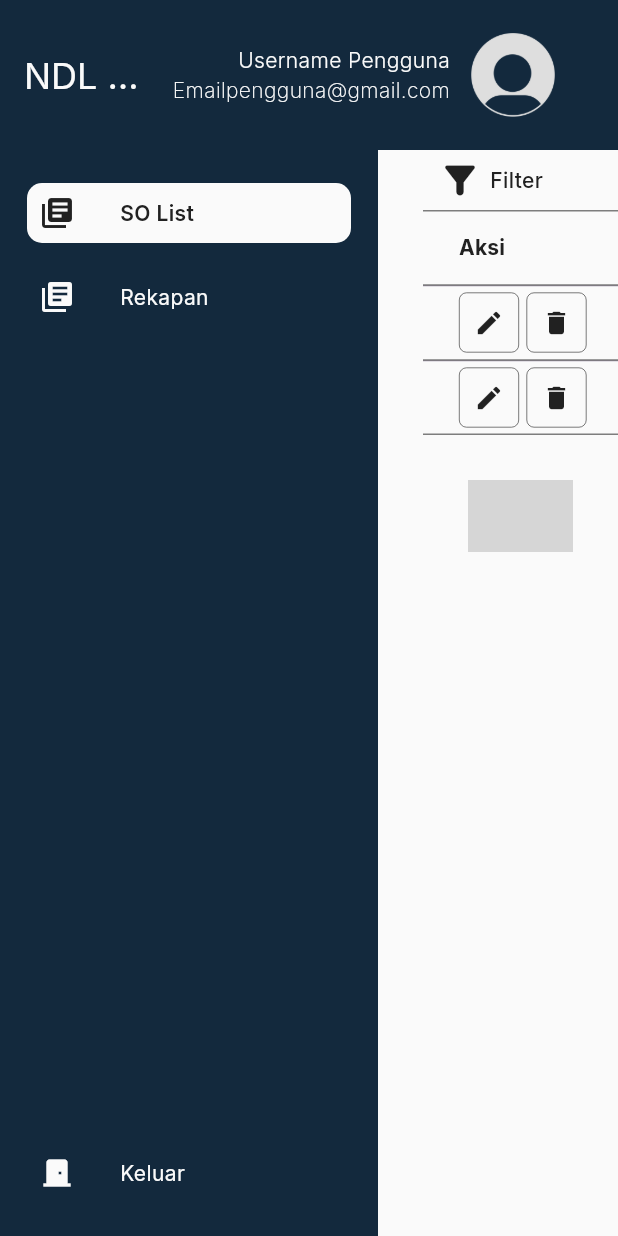
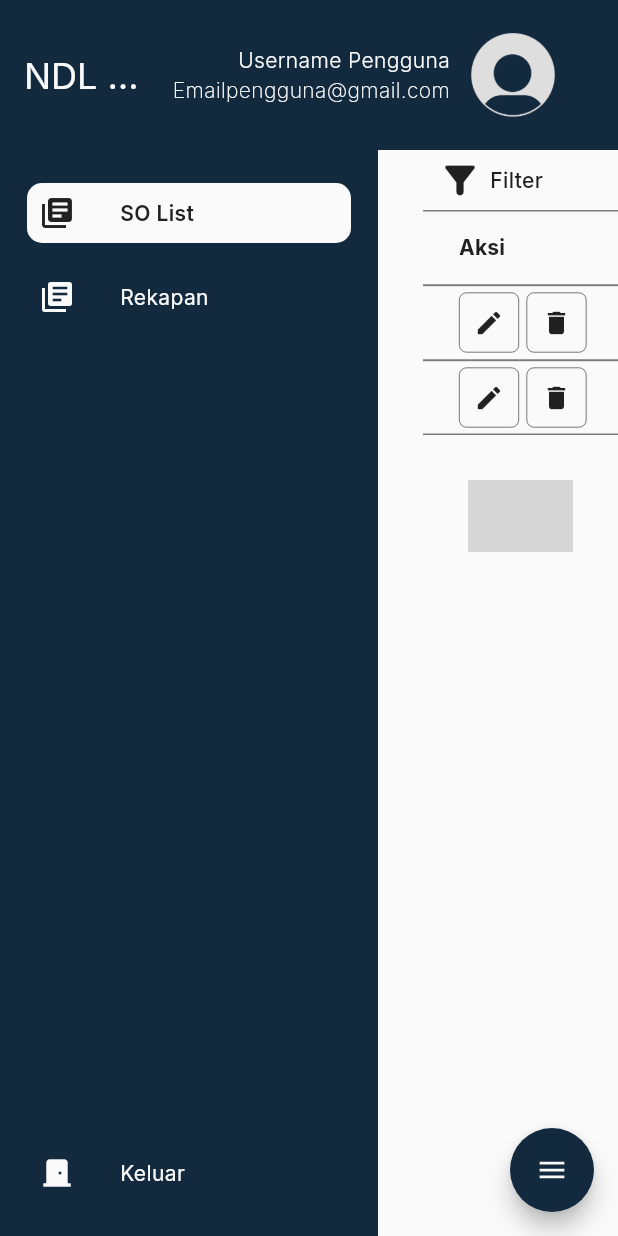
Before and after one commit to Codistrict/ndlproject_desktop, a Flutter app: the screen it shows after launch, on a phone screen of 412 x 824 dp. Run offline on Flutter 3.47's test engine with Material 2 defaults, Android fonts, the phone set to English and light mode, and no system bars; drawn by our look-alikes of flutter_speed_dial, sidebarx; our stand-ins replace dropdown_search, flutter_typeahead, google_fonts, responsive_framework, shared_preferences, syncfusion_flutter_datagrid; missing offline and left inert: number_paginator; grey boxes are pictures that could not be loaded.

Commit message:
Update ui_ndl.dart

```diff
--- a/lib/pages/ndl/ui_ndl.dart
+++ b/lib/pages/ndl/ui_ndl.dart
@@ -1,6 +1,7 @@
 import 'dart:ui';
 
 import 'package:flutter/material.dart';
+import 'package:flutter_speed_dial/flutter_speed_dial.dart';
 import 'package:google_fonts/google_fonts.dart';
 import 'package:intl/intl.dart';
 import 'package:ndlproject_desktop/pages/widgets/textview.dart';
@@ -401,7 +402,8 @@ class _NdlPageState extends State<NdlPage> {
                                       datRow1("S", 2, context),
                                       datRow1("0001", 2, context),
                                       datRow1("Reyner", 2, context),
-                                    datRow1("Ikan Laut sALMON 70g", 2, context),
+                                      datRow1(
+                                          "Ikan Laut sALMON 70g", 2, context),
                                       datRow1("3SS + Sealed", 2, context),
                                       datRow1("1", 2, context),
                                       datRow1("", 2, context),
@@ -415,11 +417,13 @@ class _NdlPageState extends State<NdlPage> {
                                       datRow1("", 2, context),
                                       datRow1("", 2, context),
                                       datRow1("8", 2, context),
-                                    datRow4("PET", "15", "u", "1.16", context),
+                                      datRow4(
+                                          "PET", "15", "u", "1.16", context),
                                       datRow1("0.760", 2, context),
                                       datRow1("", 2, context),
                                       datRow1("-0.760", 2, context),
-                                    datRow4("PE1", "80", "u", "0.92", context),
+                                      datRow4(
+                                          "PE1", "80", "u", "0.92", context),
                                       datRow1("0.760", 2, context),
                                       datRow1("", 2, context),
                                       datRow1("-0.760", 2, context),
@@ -518,7 +522,8 @@ class _NdlPageState extends State<NdlPage> {
                                                 context: context,
                                                 builder: (context) {
                                                   return StatefulBuilder(
-                                                  builder: (context, setState) {
+                                                    builder:
+                                                        (context, setState) {
                                                       return Dialog(
                                                         shape:
                                                             RoundedRectangleBorder(
@@ -571,7 +576,8 @@ class _NdlPageState extends State<NdlPage> {
                                                                     ),
                                                                   ),
                                                                   SizedBox(
-                                                                    height: 25),
+                                                                      height:
+                                                                          25),
                                                                   const Center(
                                                                     child:
                                                                         TextView(
@@ -580,8 +586,7 @@ class _NdlPageState extends State<NdlPage> {
                                                                       color:
                                                                           darkText,
                                                                       size: 18,
-                                                                    weight:
-                                                                        FontWeight
+                                                                      weight: FontWeight
                                                                           .w700,
                                                                     ),
                                                                   ),
@@ -597,10 +602,8 @@ class _NdlPageState extends State<NdlPage> {
                                                                         style: TextButton
                                                                             .styleFrom(
                                                                           padding: const EdgeInsets.symmetric(
-                                                                            horizontal:
-                                                                                55,
-                                                                            vertical:
-                                                                                22),
+                                                                              horizontal: 55,
+                                                                              vertical: 22),
                                                                           primary:
                                                                               Colors.white,
                                                                           backgroundColor:
@@ -640,8 +643,7 @@ class _NdlPageState extends State<NdlPage> {
                                                                         style: ElevatedButton.styleFrom(
                                                                             padding: const EdgeInsets.symmetric(horizontal: 55, vertical: 22),
                                                                             shape: RoundedRectangleBorder(
-                                                                            borderRadius:
-                                                                                BorderRadius.circular(5),
+                                                                              borderRadius: BorderRadius.circular(5),
                                                                             ),
                                                                             side: const BorderSide(
                                                                                 width: 2, // the thickness
@@ -728,7 +730,51 @@ class _NdlPageState extends State<NdlPage> {
             ],
           ),
         ),
-    ));
+      ),
+      floatingActionButton: customFAB(),
+    );
+  }
+
+  customFAB() {
+    return SpeedDial(
+      animatedIcon: AnimatedIcons.menu_close,
+      animatedIconTheme: const IconThemeData(size: 22, color: primaryColor),
+      backgroundColor: secondaryColor,
+      visible: true,
+      curve: Curves.bounceIn,
+      children: [
+        // FAB 1
+        SpeedDialChild(
+            child: const Icon(
+              Icons.download,
+              color: primaryColor,
+            ),
+            backgroundColor: secondaryColor,
+            onTap: () {},
+            label: 'Download',
+            labelStyle: GoogleFonts.inter(
+              fontSize: 16,
+              color: lightText,
+              fontWeight: FontWeight.w500,
+            ),
+            labelBackgroundColor: secondaryColor),
+        // FAB 2
+        SpeedDialChild(
+            child: const Icon(
+              Icons.upload,
+              color: primaryColor,
+            ),
+            backgroundColor: secondaryColor,
+            onTap: () {},
+            label: 'Upload',
+            labelStyle: GoogleFonts.inter(
+              fontSize: 16,
+              color: lightText,
+              fontWeight: FontWeight.w500,
+            ),
+            labelBackgroundColor: secondaryColor)
+      ],
+    );
   }
 }
 
```
Lines whose indentation alone changed are shown as unchanged.
